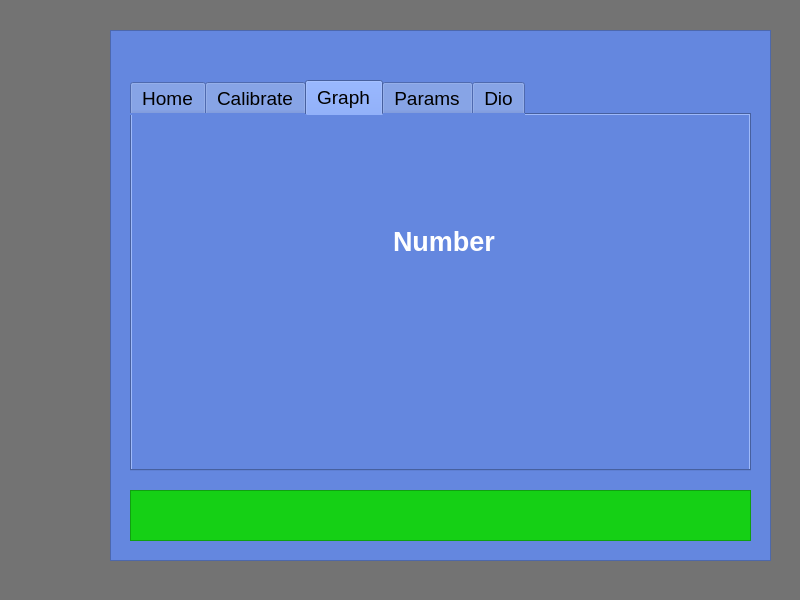
This is flowscale/forms/mainwindow.ui in sigurgeirg/sandbox as Qt 5 draws it before an edit. The edited form follows.
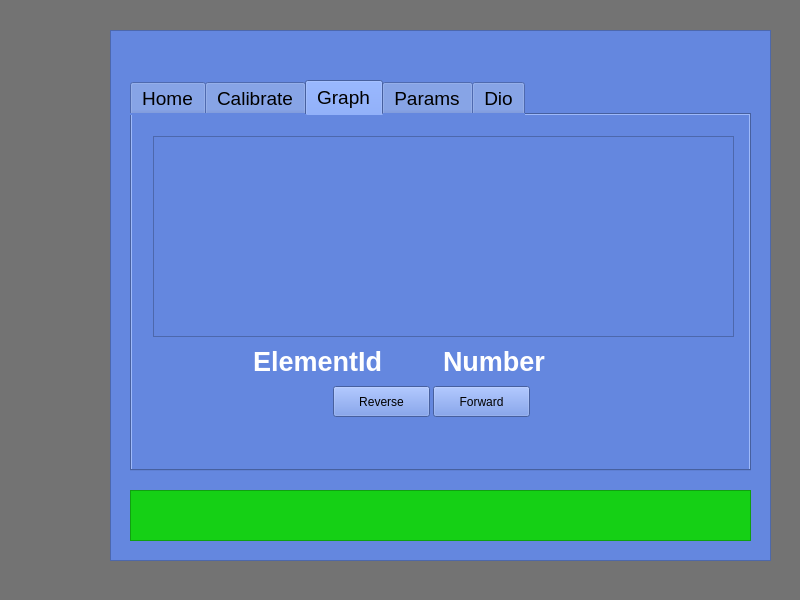
This is the edited form. The open tabs and pages were chosen to show the change. Custom widgets are drawn as their Qt base class.

Commit message: We have managed to collect and prepare data for plotting, moreover we have ability to scroll through X many data plotProductGraphs and data. There are still few things left around that part, hope it will be ready be the end of the weekend. Next up is to simplify the startup process, as there are way too many visible functions that nobody cares about (debug functions) when things are up and running, but useful when failure takes place.

What changed in the file:
```diff
--- a/flowscale/forms/mainwindow.ui
+++ b/flowscale/forms/mainwindow.ui
@@ -1021,15 +1021,44 @@
       </attribute>
       <layout class="QVBoxLayout" name="verticalLayout">
        <item>
-        <widget class="QCustomPlot" name="customPlot" native="true">
-         <property name="autoFillBackground">
-          <bool>false</bool>
-         </property>
+        <widget class="QWidget" name="widget" native="true">
+         <widget class="QFrame" name="frame_4">
+          <property name="geometry">
+           <rect>
+            <x>10</x>
+            <y>10</y>
+            <width>581</width>
+            <height>201</height>
+           </rect>
+          </property>
+          <property name="frameShape">
+           <enum>QFrame::StyledPanel</enum>
+          </property>
+          <property name="frameShadow">
+           <enum>QFrame::Raised</enum>
+          </property>
+          <widget class="QCustomPlot" name="customPlot" native="true">
+           <property name="enabled">
+            <bool>true</bool>
+           </property>
+           <property name="geometry">
+            <rect>
+             <x>10</x>
+             <y>10</y>
+             <width>561</width>
+             <height>181</height>
+            </rect>
+           </property>
+           <property name="autoFillBackground">
+            <bool>false</bool>
+           </property>
+          </widget>
+         </widget>
          <widget class="QLabel" name="lblFilteredWeight">
           <property name="geometry">
            <rect>
-            <x>250</x>
-            <y>100</y>
+            <x>300</x>
+            <y>220</y>
             <width>141</width>
             <height>31</height>
            </rect>
@@ -1048,6 +1077,55 @@
            <string>Number</string>
           </property>
          </widget>
+         <widget class="QPushButton" name="btnForward">
+          <property name="geometry">
+           <rect>
+            <x>290</x>
+            <y>260</y>
+            <width>97</width>
+            <height>31</height>
+           </rect>
+          </property>
+          <property name="text">
+           <string>Forward</string>
+          </property>
+         </widget>
+         <widget class="QPushButton" name="btnReverse">
+          <property name="geometry">
+           <rect>
+            <x>190</x>
+            <y>260</y>
+            <width>97</width>
+            <height>31</height>
+           </rect>
+          </property>
+          <property name="text">
+           <string>Reverse</string>
+          </property>
+         </widget>
+         <widget class="QLabel" name="lblElementId">
+          <property name="geometry">
+           <rect>
+            <x>110</x>
+            <y>220</y>
+            <width>161</width>
+            <height>31</height>
+           </rect>
+          </property>
+          <property name="font">
+           <font>
+            <pointsize>20</pointsize>
+            <weight>75</weight>
+            <bold>true</bold>
+           </font>
+          </property>
+          <property name="styleSheet">
+           <string notr="true">color: rgb(255, 255, 255);</string>
+          </property>
+          <property name="text">
+           <string>ElementId</string>
+          </property>
+         </widget>
         </widget>
        </item>
       </layout>
```
Left out of the diff: 9 changed lines with no effect on the pictures. The commit also changes 11 other files.
